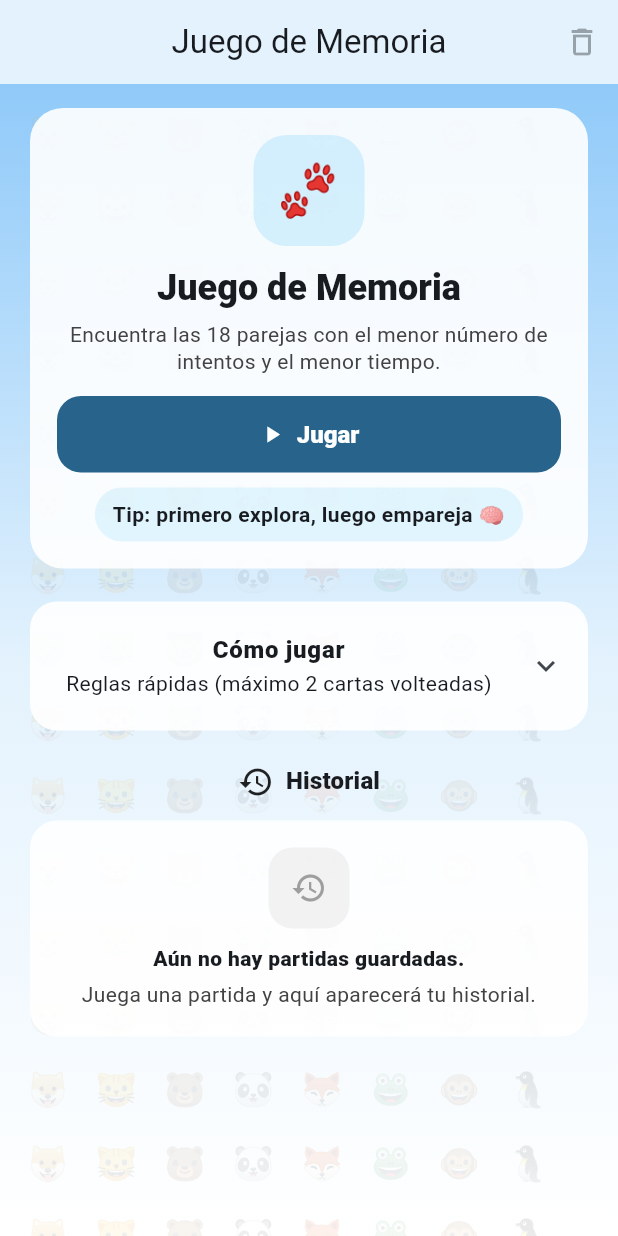
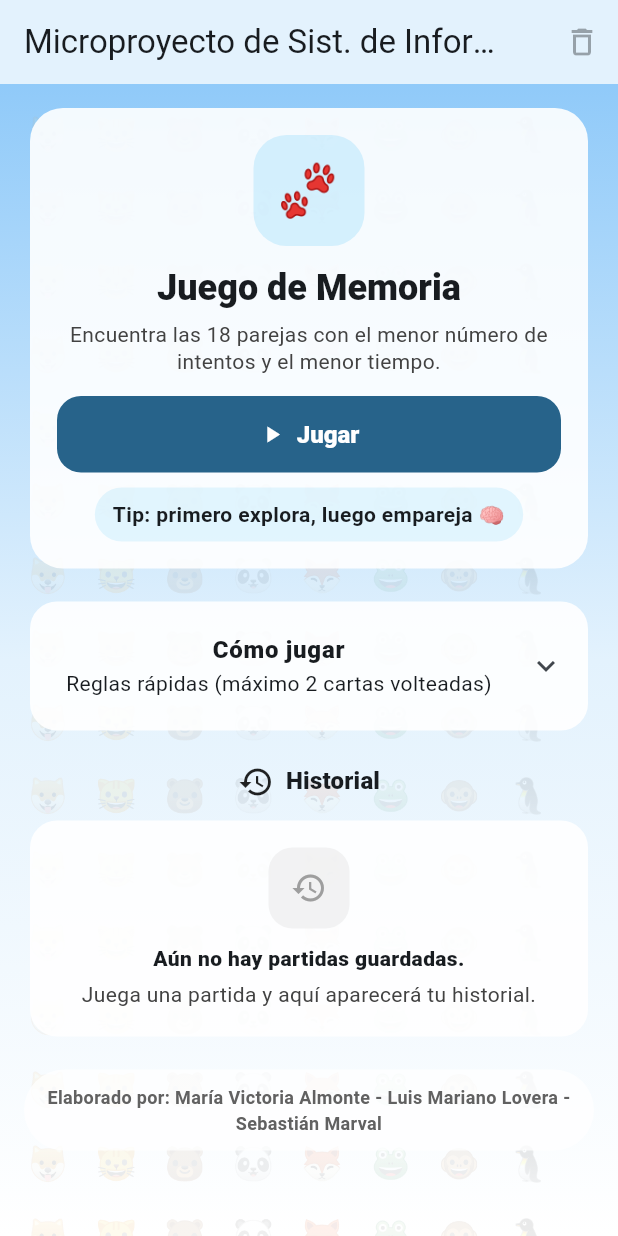
Before and after one commit to lovera2/Microproyecto-S-Info, a Flutter app: the screen it shows after launch, on a phone screen of 412 x 824 dp. Run offline on Flutter 3.47's test engine with Material 3 defaults, Android fonts, the phone set to English and light mode, and no system bars; our stand-ins replace shared_preferences.

Commit message:
Ajustes finales de interfaz y orden del código
- Mejoras en HomeScreen (layout y scroll)

- GameScreen más cómodo en pantallas pequeñas (paddings/espaciado)

- Historial: guardar/leer y límite de 50 partidas

- adicion de comentarios

```diff
--- /dev/null
+++ b/devtools_options.yaml
@@ -0,0 +1,3 @@
+description: This file stores settings for Dart & Flutter DevTools.
+documentation: https://docs.flutter.dev/tools/devtools/extensions#configure-extension-enablement-states
+extensions:
--- a/lib/models/game_card.dart
+++ b/lib/models/game_card.dart
@@ -1,3 +1,5 @@
+//Modelo de la carta del juego
+
 class GameCard {
   final int id;
   final String content;
--- a/lib/screens/home_screen.dart
+++ b/lib/screens/home_screen.dart
@@ -10,6 +10,9 @@ class HomeScreen extends StatefulWidget {
   State<HomeScreen> createState() => _HomeScreenState();
 }
 
+// Historial
+
+// Key donde guardo/leo el historial
 class _HomeScreenState extends State<HomeScreen> {
   static const String historyKey = 'gameHistory';
   List<Map<String, dynamic>> history = [];
@@ -18,6 +21,17 @@ class _HomeScreenState extends State<HomeScreen> {
   void initState() {
     super.initState();
     loadHistory();
+  }
+
+  // Formatea fecha legible
+  String prettyDate(String iso) {
+    try {
+      final dt = DateTime.parse(iso).toLocal();
+      String two(int n) => n.toString().padLeft(2, '0');
+      return '${two(dt.day)}/${two(dt.month)}/${dt.year} ${two(dt.hour)}:${two(dt.minute)}';
+    } catch (_) {
+      return iso;
+    }
   }
 
   Future<void> loadHistory() async {
@@ -29,6 +43,7 @@ class _HomeScreenState extends State<HomeScreen> {
       return;
     }
 
+    // Manejo de errores
     try {
       final list = jsonDecode(raw) as List<dynamic>;
       final parsed = <Map<String, dynamic>>[];
@@ -51,6 +66,9 @@ class _HomeScreenState extends State<HomeScreen> {
     setState(() => history = []);
   }
 
+  // Juego
+
+  // Pide nombre y empieza el juego
   Future<void> startGame() async {
     final name = await askPlayerName();
     if (!mounted || name == null) return;
@@ -60,7 +78,7 @@ class _HomeScreenState extends State<HomeScreen> {
       MaterialPageRoute(builder: (_) => GameScreen(playerName: name)),
     );
 
-    await loadHistory(); // refrescar al volver
+    await loadHistory(); // refrescar historial al volver
   }
 
   Future<String?> askPlayerName() async {
@@ -101,16 +119,6 @@ class _HomeScreenState extends State<HomeScreen> {
     );
   }
 
-  String prettyDate(String iso) {
-    try {
-      final dt = DateTime.parse(iso).toLocal();
-      String two(int n) => n.toString().padLeft(2, '0');
-      return '${two(dt.day)}/${two(dt.month)}/${dt.year} ${two(dt.hour)}:${two(dt.minute)}';
-    } catch (_) {
-      return iso;
-    }
-  }
-
   @override
   Widget build(BuildContext context) {
     final theme = Theme.of(context);
@@ -118,7 +126,7 @@ class _HomeScreenState extends State<HomeScreen> {
     return Scaffold(
       backgroundColor: Colors.blue.shade50,
       appBar: AppBar(
-        title: const Text('Juego de Memoria'),
+        title: const Text('Microproyecto de Sist. de Información'),
         centerTitle: true,
         elevation: 0,
         backgroundColor: Colors.transparent,
@@ -172,7 +180,7 @@ class _HomeScreenState extends State<HomeScreen> {
                   constraints: BoxConstraints(minHeight: viewport.maxHeight),
                   child: Stack(
                     children: [
-                      // Fondo con “pattern” suave de emojis (tema animales)
+                      // Fondo de emojis
                       Positioned.fill(
                         child: IgnorePointer(
                           child: Opacity(
@@ -180,18 +188,13 @@ class _HomeScreenState extends State<HomeScreen> {
                             child: LayoutBuilder(
                               builder: (context, constraints) {
                                 const emojis = ['🐶', '🐱', '🐻', '🐼', '🦊', '🐸', '🐵', '🐧'];
-
-                                // Estimación de “celda” para decidir cuántos emojis pintar
                                 const double fontSize = 22;
                                 const double spacing = 18;
                                 final double cellW = fontSize + spacing;
                                 final double cellH = fontSize + spacing;
-
-                                // +2 para evitar huecos al final por redondeos y padding
                                 final int cols = (constraints.maxWidth / cellW).ceil() + 2;
                                 final int rows = (constraints.maxHeight / cellH).ceil() + 2;
                                 final int total = (cols * rows).clamp(120, 2000);
-
                                 return Padding(
                                   padding: const EdgeInsets.all(18),
                                   child: Wrap(
@@ -221,7 +224,7 @@ class _HomeScreenState extends State<HomeScreen> {
                             child: Column(
                               crossAxisAlignment: CrossAxisAlignment.stretch,
                               children: [
-                                // HERO / HEADER
+                                // Header
                                 Card(
                                   elevation: 0,
                                   color: Colors.white.withValues(alpha: 0.9),
@@ -261,8 +264,7 @@ class _HomeScreenState extends State<HomeScreen> {
                                           ),
                                         ),
                                         const SizedBox(height: 14),
-
-                                        // BOTÓN PRINCIPAL
+                                        // Botón principal
                                         SizedBox(
                                           width: 360,
                                           child: FilledButton.icon(
@@ -281,10 +283,8 @@ class _HomeScreenState extends State<HomeScreen> {
                                             ),
                                           ),
                                         ),
-
                                         const SizedBox(height: 10),
-
-                                        // Chip pequeño de “tip” (bonito y compacto)
+                                        // Tip
                                         Container(
                                           padding: const EdgeInsets.symmetric(horizontal: 12, vertical: 8),
                                           decoration: BoxDecoration(
@@ -301,10 +301,8 @@ class _HomeScreenState extends State<HomeScreen> {
                                     ),
                                   ),
                                 ),
-
                                 const SizedBox(height: 14),
-
-                                // CÓMO JUGAR
+                                // Cómo jugar
                                 Card(
                                   elevation: 0,
                                   color: Colors.white.withValues(alpha: 0.9),
@@ -345,10 +343,8 @@ class _HomeScreenState extends State<HomeScreen> {
                                     ],
                                   ),
                                 ),
-
                                 const SizedBox(height: 18),
-
-                                // HISTORIAL (centrado y con mejor lectura)
+                                // Historial
                                 Row(
                                   mainAxisAlignment: MainAxisAlignment.center,
                                   children: [
@@ -375,7 +371,6 @@ class _HomeScreenState extends State<HomeScreen> {
                                   ],
                                 ),
                                 const SizedBox(height: 10),
-
                                 if (history.isEmpty)
                                   Card(
                                     elevation: 0,
@@ -422,7 +417,6 @@ class _HomeScreenState extends State<HomeScreen> {
                                       final attempts = (h['attempts'] ?? 0).toString();
                                       final time = (h['time'] ?? 0).toString();
                                       final date = (h['date'] ?? '').toString();
-
                                       return Card(
                                         elevation: 0,
                                         color: Colors.white.withValues(alpha: 0.95),
@@ -473,6 +467,28 @@ class _HomeScreenState extends State<HomeScreen> {
                                       );
                                     },
                                   ),
+
+                                const SizedBox(height: 18),
+
+                                // Créditos
+                                Center(
+                                  child: Container(
+                                    padding: const EdgeInsets.symmetric(horizontal: 14, vertical: 10),
+                                    decoration: BoxDecoration(
+                                      color: Colors.white.withValues(alpha: 0.75),
+                                      borderRadius: BorderRadius.circular(999),
+                                    ),
+                                    child: Text(
+                                      'Elaborado por: María Victoria Almonte - Luis Mariano Lovera - Sebastián Marval',
+                                      textAlign: TextAlign.center,
+                                      style: TextStyle(
+                                        fontSize: 12,
+                                        fontWeight: FontWeight.w600,
+                                        color: Colors.grey.shade700,
+                                      ),
+                                    ),
+                                  ),
+                                ),
                               ],
                             ),
                           ),
```
Also changed, not shown: lib/screens/game_screen.dart (+59 -40 lines).
